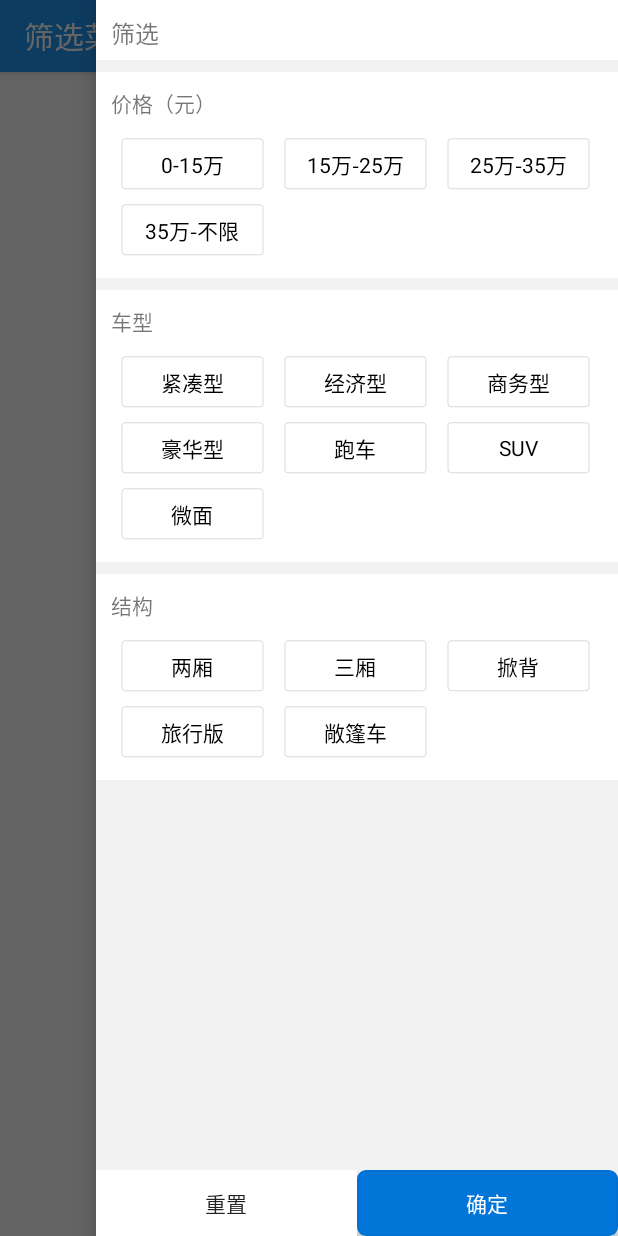
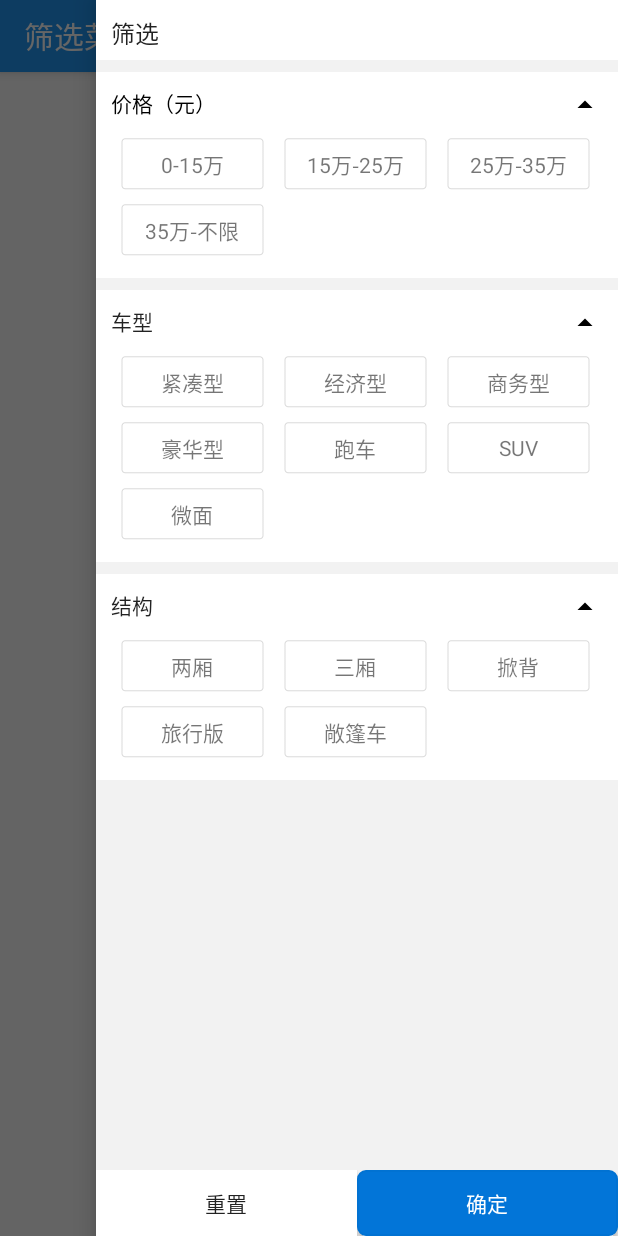
Before and after one commit to zouyuanfeng/FlexRadioGroup, an Android app: the screen it shows after launch (MainActivity), with the side drawer open, on a phone screen of 412 x 824 dp. Run offline under Robolectric (Android 15) with nearby library versions, the phone set to English and light mode, and no system bars; our stand-ins replace FlexboxLayout.

Commit message:
增加收缩筛选标签功能

```diff
--- a/app/src/main/java/com/itzyf/flexradiogroup/MainActivity.java
+++ b/app/src/main/java/com/itzyf/flexradiogroup/MainActivity.java
@@ -1,5 +1,6 @@
 package com.itzyf.flexradiogroup;
 
+import android.graphics.drawable.Drawable;
 import android.os.Bundle;
 import android.support.annotation.IdRes;
 import android.support.annotation.NonNull;
@@ -7,17 +8,20 @@ import android.support.v4.view.GravityCompat;
 import android.support.v4.widget.DrawerLayout;
 import android.support.v7.app.AppCompatActivity;
 import android.support.v7.widget.Toolbar;
+import android.util.SparseBooleanArray;
 import android.view.Menu;
 import android.view.MenuItem;
 import android.view.MotionEvent;
 import android.view.View;
 import android.view.ViewGroup;
+import android.view.animation.Animation;
+import android.view.animation.AnimationUtils;
 import android.widget.RadioButton;
 import android.widget.TextView;
 
 import com.google.android.flexbox.FlexboxLayout;
 
-public class MainActivity extends AppCompatActivity implements View.OnClickListener {
+public class MainActivity extends AppCompatActivity implements View.OnClickListener, Animation.AnimationListener {
     private boolean mProtectFromCheckedChange = false;
 
     private DrawerLayout mDrawerLayout;
@@ -28,6 +32,14 @@ public class MainActivity extends AppCompatActivity implements View.OnClickListe
     private String filterPrices[] = {"0-15万", "15万-25万", "25万-35万", "35万-不限"};
     private String filterTypes[] = {"紧凑型", "经济型", "商务型", "豪华型", "跑车", "SUV", "微面"};
     private String filterStructures[] = {"两厢", "三厢", "掀背", "旅行版", "敞篷车"};
+
+    private Animation animCollapse, animExpand;
+
+    private SparseBooleanArray isCollapses; //是否收缩
+
+    private Drawable dropUp, dropDown;
+
+    private int currentAnimId;//当前正在执行动画的ID
 
     @Override
     protected void onCreate(Bundle savedInstanceState) {
@@ -48,9 +60,23 @@ public class MainActivity extends AppCompatActivity implements View.OnClickListe
         findViewById(R.id.btn_clear).setOnClickListener(this);
         findViewById(R.id.btn_submit).setOnClickListener(this);
 
+        isCollapses = new SparseBooleanArray();
+
         createRadioButton(filterPrices, fblFilterPrice);
         createRadioButton(filterTypes, fblFilterType);
         createRadioButton(filterStructures, fblFilterStructure);
+
+        findViewById(R.id.tv_price).setOnClickListener(this);
+        findViewById(R.id.tv_type).setOnClickListener(this);
+        findViewById(R.id.tv_structure).setOnClickListener(this);
+
+        animExpand = AnimationUtils.loadAnimation(this, R.anim.expand);
+        animExpand.setAnimationListener(this);
+
+        animCollapse = AnimationUtils.loadAnimation(this, R.anim.collapse);
+        animCollapse.setAnimationListener(this);
+
+
     }
 
     public void initToolbar(@NonNull String title) {
@@ -94,6 +120,7 @@ public class MainActivity extends AppCompatActivity implements View.OnClickListe
                 }
             });
         }
+        isCollapses.put(group.getId(), false);
     }
 
     @Override
@@ -118,7 +145,56 @@ public class MainActivity extends AppCompatActivity implements View.OnClickListe
                     sb.append(rbStructure.getText().toString()).append("\n");
                 text.setText(sb.toString());
                 break;
+            case R.id.tv_type:
+                startAnim(fblFilterType, (TextView) v);
+                break;
+            case R.id.tv_price:
+                startAnim(fblFilterPrice, (TextView) v);
+                break;
+            case R.id.tv_structure:
+                startAnim(fblFilterStructure, (TextView) v);
+                break;
         }
+    }
+
+
+    /**
+     * 设置箭头
+     */
+    private void setArrow(TextView view, boolean isCollapse) {
+        if (!isCollapse) {
+            if (dropUp == null) {
+                dropUp = getResources().getDrawable(R.drawable.ic_arrow_drop_up_black_24dp);
+                dropUp.setBounds(0, 0, dropUp.getMinimumWidth(), dropUp.getMinimumHeight());
+            }
+            view.setCompoundDrawables(null, null, dropUp, null);
+        } else {
+            if (dropDown == null) {
+                dropDown = getResources().getDrawable(R.drawable.ic_arrow_drop_down_black_24dp);
+                dropDown.setBounds(0, 0, dropDown.getMinimumWidth(), dropDown.getMinimumHeight());
+            }
+            view.setCompoundDrawables(null, null, dropDown, null);
+        }
+
+
+    }
+
+    /**
+     * 重新设置isCollapse值，保存当前动画状态
+     * 启动动画
+     *
+     * @param group
+     */
+    private void startAnim(FlexRadioGroup group, TextView view) {
+        currentAnimId = group.getId();
+        boolean isCollapse = !isCollapses.get(group.getId());
+        isCollapses.put(group.getId(), isCollapse);
+        if (isCollapse) {
+            group.startAnimation(animCollapse);
+        } else {
+            group.startAnimation(animExpand);
+        }
+        setArrow(view, isCollapse);
     }
 
     @Override
@@ -146,4 +222,22 @@ public class MainActivity extends AppCompatActivity implements View.OnClickListe
     }
 
 
+    @Override
+    public void onAnimationStart(Animation animation) {
+        if (!isCollapses.get(currentAnimId)) {
+            findViewById(currentAnimId).setVisibility(View.VISIBLE);
+        }
+    }
+
+    @Override
+    public void onAnimationEnd(Animation animation) {
+        if (isCollapses.get(currentAnimId)) {
+            findViewById(currentAnimId).setVisibility(View.GONE);
+        }
+    }
+
+    @Override
+    public void onAnimationRepeat(Animation animation) {
+
+    }
 }
--- /dev/null
+++ b/app/src/main/res/anim/collapse.xml
@@ -0,0 +1,13 @@
+<?xml version="1.0" encoding="utf-8"?>
+<set xmlns:android="http://schemas.android.com/apk/res/android" >
+
+    <scale
+        android:duration="200"
+        android:fromXScale="1."
+        android:fromYScale="1."
+        android:pivotX="50%"
+        android:pivotY="0%"
+        android:toXScale="1."
+        android:toYScale="0." />
+
+</set>
--- /dev/null
+++ b/app/src/main/res/anim/expand.xml
@@ -0,0 +1,11 @@
+<?xml version="1.0" encoding="utf-8"?>
+<set xmlns:android="http://schemas.android.com/apk/res/android" >
+    <scale
+        android:duration="120"
+        android:fromXScale="1."
+        android:fromYScale=".0"
+        android:pivotX="50%"
+        android:pivotY="0%"
+        android:toXScale="1."
+        android:toYScale="1." />
+</set>
--- /dev/null
+++ b/app/src/main/res/drawable/ic_arrow_drop_down_black_24dp.xml
@@ -0,0 +1,9 @@
+<vector xmlns:android="http://schemas.android.com/apk/res/android"
+        android:width="24dp"
+        android:height="24dp"
+        android:viewportWidth="24.0"
+        android:viewportHeight="24.0">
+    <path
+        android:fillColor="#FF000000"
+        android:pathData="M7,10l5,5 5,-5z"/>
+</vector>
--- /dev/null
+++ b/app/src/main/res/drawable/ic_arrow_drop_up_black_24dp.xml
@@ -0,0 +1,9 @@
+<vector xmlns:android="http://schemas.android.com/apk/res/android"
+        android:width="24dp"
+        android:height="24dp"
+        android:viewportWidth="24.0"
+        android:viewportHeight="24.0">
+    <path
+        android:fillColor="#FF000000"
+        android:pathData="M7,14l5,-5 5,5z"/>
+</vector>
--- a/app/src/main/res/layout/activity_main.xml
+++ b/app/src/main/res/layout/activity_main.xml
@@ -9,6 +9,7 @@
     <LinearLayout
         android:layout_width="match_parent"
         android:layout_height="match_parent"
+
         android:orientation="vertical">
 
         <include layout="@layout/activity_title" />
@@ -43,6 +44,7 @@
                     android:background="@color/white"
                     android:padding="10dp"
                     android:text="筛选"
+                    android:textColor="@color/black87"
                     android:textSize="16dp" />
 
                 <LinearLayout
@@ -55,16 +57,19 @@
                     android:padding="10dp">
 
                     <TextView
-                        android:layout_width="wrap_content"
+                        android:id="@+id/tv_price"
+                        android:layout_width="match_parent"
                         android:layout_height="wrap_content"
-                        android:layout_marginBottom="8dp"
-                        android:text="价格（元）" />
+                        android:drawableRight="@drawable/ic_arrow_drop_up_black_24dp"
+                        android:text="价格（元）"
+                        android:textColor="#000" />
 
 
                     <com.itzyf.flexradiogroup.FlexRadioGroup
                         android:id="@+id/fbl_filter_price"
                         android:layout_width="match_parent"
                         android:layout_height="wrap_content"
+                        android:layout_marginTop="5dp"
                         app:flexWrap="wrap" />
 
                 </LinearLayout>
@@ -78,16 +83,19 @@
                     android:padding="10dp">
 
                     <TextView
-                        android:layout_width="wrap_content"
+                        android:id="@+id/tv_type"
+                        android:layout_width="match_parent"
                         android:layout_height="wrap_content"
-                        android:layout_marginBottom="8dp"
-                        android:text="车型" />
+                        android:drawableRight="@drawable/ic_arrow_drop_up_black_24dp"
+                        android:text="车型"
+                        android:textColor="@color/black87" />
 
 
                     <com.itzyf.flexradiogroup.FlexRadioGroup
                         android:id="@+id/fbl_filter_type"
                         android:layout_width="match_parent"
                         android:layout_height="match_parent"
+                        android:layout_marginTop="5dp"
                         app:flexWrap="wrap" />
 
 
@@ -102,16 +110,19 @@
                     android:padding="10dp">
 
                     <TextView
-                        android:layout_width="wrap_content"
+                        android:id="@+id/tv_structure"
+                        android:layout_width="match_parent"
                         android:layout_height="wrap_content"
-                        android:layout_marginBottom="8dp"
-                        android:text="结构" />
+                        android:drawableRight="@drawable/ic_arrow_drop_up_black_24dp"
+                        android:text="结构"
+                        android:textColor="@color/black87" />
 
 
                     <com.itzyf.flexradiogroup.FlexRadioGroup
                         android:id="@+id/fbl_filter_structure"
                         android:layout_width="match_parent"
                         android:layout_height="match_parent"
+                        android:layout_marginTop="5dp"
                         app:flexWrap="wrap" />
                 </LinearLayout>
 
--- a/app/src/main/res/layout/item_label.xml
+++ b/app/src/main/res/layout/item_label.xml
@@ -4,4 +4,5 @@
     android:layout_height="wrap_content"
     android:background="@drawable/filter_select"
     android:button="@null"
+    android:textColor="@color/black54"
     android:gravity="center" />
--- a/app/src/main/res/values/colors.xml
+++ b/app/src/main/res/values/colors.xml
@@ -13,4 +13,9 @@
     <color name="button_primary_pressed_edge">#ff0163b7</color>
     <color name="button_primary_disabled">#a50275d8</color>
     <color name="button_primary_disabled_edge">#e70275d8</color>
+
+    <!--Primary text-->
+    <color name="black87">#DD000000</color>
+    <!--Secondary text-->
+    <color name="black54">#89000000</color>
 </resources>
```
